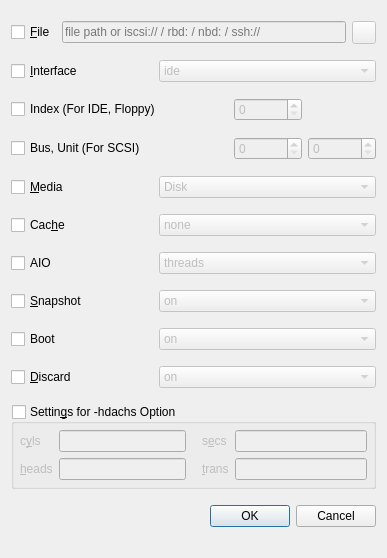
Above: src/Add_New_Device_Window.ui from chronic8000/aqemu before the change. Below: the same form after it.
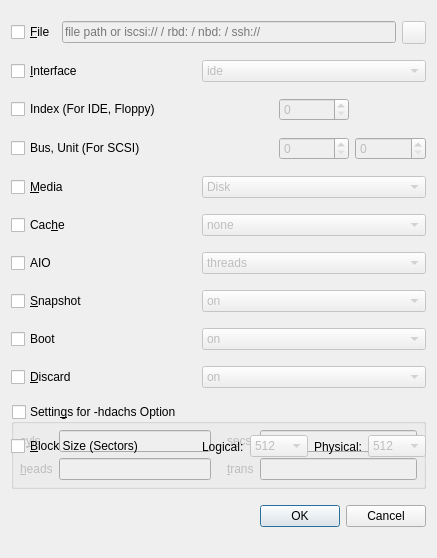
That is the form after the change. Icons and pictures are not drawn. Custom widgets are drawn as their Qt base class.

```diff
--- a/src/Add_New_Device_Window.ui
+++ b/src/Add_New_Device_Window.ui
@@ -490,6 +490,68 @@
      </item>
     </widget>
    </item>
+   <item row="10" column="0">
+    <widget class="QCheckBox" name="CH_Block_Size">
+     <property name="text">
+      <string>&amp;Block Size (Sectors)</string>
+     </property>
+     <property name="toolTip">
+      <string>Sector block sizes: 512 for legacy disks, 4096 for 4Kn Advanced Format / NVMe drives.</string>
+     </property>
+    </widget>
+   </item>
+   <item row="10" column="2" colspan="3">
+    <layout class="QHBoxLayout" name="horizontalLayout_BlockSize">
+     <item>
+      <widget class="QLabel" name="Label_Logical_Block_Size">
+       <property name="text">
+        <string>Logical:</string>
+       </property>
+      </widget>
+     </item>
+     <item>
+      <widget class="QComboBox" name="CB_Logical_Block_Size">
+       <property name="enabled">
+        <bool>false</bool>
+       </property>
+       <item>
+        <property name="text">
+         <string>512</string>
+        </property>
+       </item>
+       <item>
+        <property name="text">
+         <string>4096</string>
+        </property>
+       </item>
+      </widget>
+     </item>
+     <item>
+      <widget class="QLabel" name="Label_Physical_Block_Size">
+       <property name="text">
+        <string>Physical:</string>
+       </property>
+      </widget>
+     </item>
+     <item>
+      <widget class="QComboBox" name="CB_Physical_Block_Size">
+       <property name="enabled">
+        <bool>false</bool>
+       </property>
+       <item>
+        <property name="text">
+         <string>512</string>
+        </property>
+       </item>
+       <item>
+        <property name="text">
+         <string>4096</string>
+        </property>
+       </item>
+      </widget>
+     </item>
+    </layout>
+   </item>
   </layout>
  </widget>
  <customwidgets>
```
Left out of the diff: 12 changed lines with no effect on the pictures.
